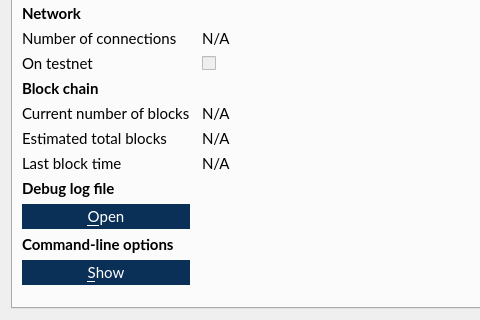
First picture: the form in src/qt/forms/rpcconsole.ui, repository VeriConomy/vericoin, before the edit; both pictures show x 0 to 480 and y 197 to 517 of the 740 by 517 pixel window.
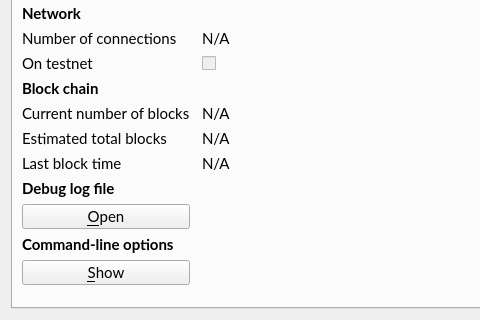
Second picture: the form after the edit. The open tabs and pages were chosen to show the change. Icons and pictures are not drawn.

What changed in the file:
```diff
--- a/src/qt/forms/rpcconsole.ui
+++ b/src/qt/forms/rpcconsole.ui
@@ -342,10 +342,6 @@
          <property name="toolTip">
           <string>Open the VeriCoin debug log file from the current data directory. This can take a few seconds for large log files.</string>
          </property>
-         <property name="styleSheet">
-          <string notr="true">QPushButton { background : #0a3057; border : none; color: #FFFFFF} QPushButton:hover { background : #418BCA; } 
-QPushButton:pressed { background : #418BCA; }</string>
-         </property>
          <property name="text">
           <string>&amp;Open</string>
          </property>
@@ -384,10 +380,6 @@
          <property name="toolTip">
           <string>Show the VeriCoin-Qt help message to get a list with possible VeriCoin command-line options.</string>
          </property>
-         <property name="styleSheet">
-          <string notr="true">QPushButton { background : #0a3057; border : none; color: #FFFFFF} QPushButton:hover { background : #418BCA; } 
-QPushButton:pressed { background : #418BCA; }</string>
-         </property>
          <property name="text">
           <string>&amp;Show</string>
          </property>
```
Left out of the diff: 3 changed lines with no effect on the pictures.
